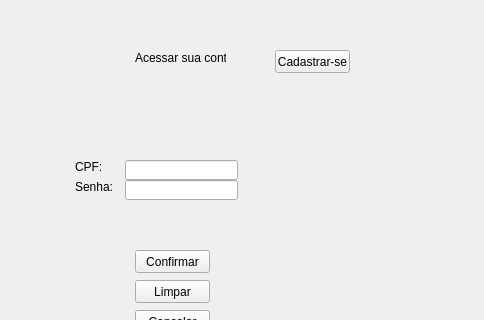
The window that Views/Autenticar.ui (Nakaitsu/atm-python) describes before a commit, drawn with Qt 5; both pictures show x 85 to 569 and y 0 to 320 of the 569 by 420 pixel window.
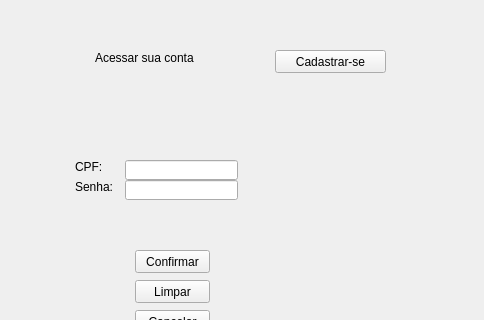
The same window after the commit.

Patch:
```diff
--- a/Views/Autenticar.ui
+++ b/Views/Autenticar.ui
@@ -17,9 +17,9 @@
    <widget class="QLabel" name="label">
     <property name="geometry">
      <rect>
-      <x>220</x>
+      <x>180</x>
       <y>50</y>
-      <width>91</width>
+      <width>141</width>
       <height>16</height>
      </rect>
     </property>
@@ -123,7 +123,7 @@
      <rect>
       <x>360</x>
       <y>50</y>
-      <width>75</width>
+      <width>111</width>
       <height>23</height>
      </rect>
     </property>
```
